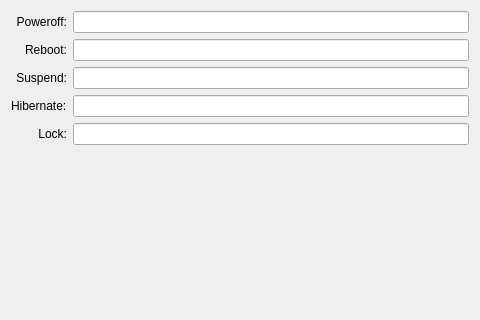
Old version of the form src/plugins/system/configwidget.ui in the repository albertlauncher/albert.
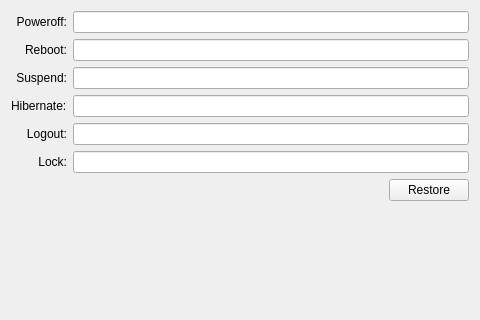
New version of the form.

Patch:
```diff
--- a/src/plugins/system/configwidget.ui
+++ b/src/plugins/system/configwidget.ui
@@ -13,48 +13,28 @@
   <layout class="QVBoxLayout">
    <item>
     <layout class="QGridLayout" name="gridLayout">
-     <item row="6" column="1">
-      <spacer name="verticalSpacer">
-       <property name="orientation">
-        <enum>Qt::Vertical</enum>
-       </property>
-       <property name="sizeHint" stdset="0">
-        <size>
-         <width>20</width>
-         <height>40</height>
-        </size>
-       </property>
-      </spacer>
+     <item row="3" column="1">
+      <widget class="QLineEdit" name="lineEdit_suspend"/>
      </item>
-     <item row="5" column="0">
-      <widget class="QLabel" name="label_lock">
-       <property name="text">
-        <string>Lock:</string>
-       </property>
-       <property name="alignment">
-        <set>Qt::AlignRight|Qt::AlignTrailing|Qt::AlignVCenter</set>
-       </property>
-       <property name="buddy">
-        <cstring>lineEdit_lock</cstring>
-       </property>
-      </widget>
+     <item row="1" column="1">
+      <widget class="QLineEdit" name="lineEdit_poweroff"/>
      </item>
      <item row="2" column="1">
       <widget class="QLineEdit" name="lineEdit_reboot"/>
      </item>
-     <item row="2" column="0">
-      <widget class="QLabel" name="label_reboot">
+     <item row="4" column="0">
+      <widget class="QLabel" name="label_hibernate">
        <property name="text">
-        <string>Reboot:</string>
-       </property>
-       <property name="alignment">
-        <set>Qt::AlignRight|Qt::AlignTrailing|Qt::AlignVCenter</set>
-       </property>
-       <property name="buddy">
-        <cstring>lineEdit_reboot</cstring>
+        <string>Hibernate:</string>
        </property>
       </widget>
      </item>
+     <item row="4" column="1">
+      <widget class="QLineEdit" name="lineEdit_hibernate"/>
+     </item>
+     <item row="6" column="1">
+      <widget class="QLineEdit" name="lineEdit_lock"/>
+     </item>
      <item row="3" column="0">
       <widget class="QLabel" name="label_suspend">
        <property name="text">
@@ -68,8 +48,31 @@
        </property>
       </widget>
      </item>
-     <item row="1" column="1">
-      <widget class="QLineEdit" name="lineEdit_poweroff"/>
+     <item row="2" column="0">
+      <widget class="QLabel" name="label_reboot">
+       <property name="text">
+        <string>Reboot:</string>
+       </property>
+       <property name="alignment">
+        <set>Qt::AlignRight|Qt::AlignTrailing|Qt::AlignVCenter</set>
+       </property>
+       <property name="buddy">
+        <cstring>lineEdit_reboot</cstring>
+       </property>
+      </widget>
+     </item>
+     <item row="6" column="0">
+      <widget class="QLabel" name="label_lock">
+       <property name="text">
+        <string>Lock:</string>
+       </property>
+       <property name="alignment">
+        <set>Qt::AlignRight|Qt::AlignTrailing|Qt::AlignVCenter</set>
+       </property>
+       <property name="buddy">
+        <cstring>lineEdit_lock</cstring>
+       </property>
+      </widget>
      </item>
      <item row="1" column="0">
       <widget class="QLabel" name="label_poweroff">
@@ -84,24 +87,58 @@
        </property>
       </widget>
      </item>
+     <item row="5" column="0">
+      <widget class="QLabel" name="label_logout">
+       <property name="text">
+        <string>Logout:</string>
+       </property>
+       <property name="alignment">
+        <set>Qt::AlignRight|Qt::AlignTrailing|Qt::AlignVCenter</set>
+       </property>
+      </widget>
+     </item>
      <item row="5" column="1">
-      <widget class="QLineEdit" name="lineEdit_lock"/>
+      <widget class="QLineEdit" name="lineEdit_logout"/>
      </item>
-     <item row="3" column="1">
-      <widget class="QLineEdit" name="lineEdit_suspend"/>
+    </layout>
+   </item>
+   <item>
+    <layout class="QHBoxLayout" name="horizontalLayout">
+     <item>
+      <spacer name="horizontalSpacer">
+       <property name="orientation">
+        <enum>Qt::Horizontal</enum>
+       </property>
+       <property name="sizeHint" stdset="0">
+        <size>
+         <width>40</width>
+         <height>20</height>
+        </size>
+       </property>
+      </spacer>
      </item>
-     <item row="4" column="0">
-      <widget class="QLabel" name="label_hibernate">
+     <item>
+      <widget class="QPushButton" name="pushButton_restore">
        <property name="text">
-        <string>Hibernate:</string>
+        <string>Restore</string>
        </property>
       </widget>
      </item>
-     <item row="4" column="1">
-      <widget class="QLineEdit" name="lineEdit_hibernate"/>
-     </item>
     </layout>
    </item>
+   <item>
+    <spacer name="verticalSpacer">
+     <property name="orientation">
+      <enum>Qt::Vertical</enum>
+     </property>
+     <property name="sizeHint" stdset="0">
+      <size>
+       <width>20</width>
+       <height>40</height>
+      </size>
+     </property>
+    </spacer>
+   </item>
   </layout>
  </widget>
  <resources/>
```
